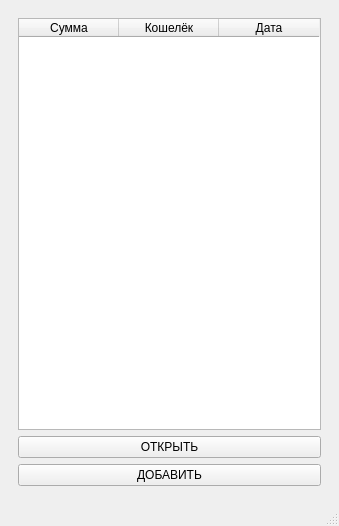
Old version of the form mainwindow.ui in the repository KirillBad/221_329_Badenov.
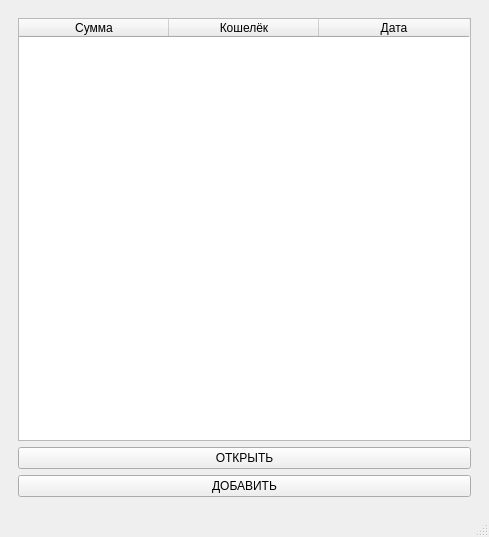
New version of the form. The open tabs and pages were chosen to show the change.

Diff of the .ui file:
```diff
--- a/mainwindow.ui
+++ b/mainwindow.ui
@@ -6,8 +6,8 @@
    <rect>
     <x>0</x>
     <y>0</y>
-    <width>339</width>
-    <height>526</height>
+    <width>489</width>
+    <height>537</height>
    </rect>
   </property>
   <property name="windowTitle">
@@ -98,7 +98,21 @@
         <bool>false</bool>
        </property>
        <layout class="QGridLayout" name="gridLayout_3">
-        <item row="0" column="0">
+        <item row="3" column="0">
+         <widget class="QPushButton" name="addButton">
+          <property name="text">
+           <string>ДОБАВИТЬ</string>
+          </property>
+         </widget>
+        </item>
+        <item row="2" column="0">
+         <widget class="QPushButton" name="openButton">
+          <property name="text">
+           <string>ОТКРЫТЬ</string>
+          </property>
+         </widget>
+        </item>
+        <item row="1" column="0">
          <widget class="QTableWidget" name="tableWidget">
           <property name="minimumSize">
            <size>
@@ -106,6 +120,12 @@
             <height>0</height>
            </size>
           </property>
+          <property name="maximumSize">
+           <size>
+            <width>576</width>
+            <height>16777215</height>
+           </size>
+          </property>
           <property name="autoFillBackground">
            <bool>false</bool>
           </property>
@@ -121,9 +141,30 @@
           <property name="columnCount">
            <number>3</number>
           </property>
+          <attribute name="horizontalHeaderVisible">
+           <bool>true</bool>
+          </attribute>
           <attribute name="horizontalHeaderCascadingSectionResizes">
            <bool>false</bool>
           </attribute>
+          <attribute name="horizontalHeaderMinimumSectionSize">
+           <number>35</number>
+          </attribute>
+          <attribute name="horizontalHeaderDefaultSectionSize">
+           <number>150</number>
+          </attribute>
+          <attribute name="horizontalHeaderHighlightSections">
+           <bool>true</bool>
+          </attribute>
+          <attribute name="horizontalHeaderShowSortIndicator" stdset="0">
+           <bool>false</bool>
+          </attribute>
+          <attribute name="horizontalHeaderStretchLastSection">
+           <bool>false</bool>
+          </attribute>
+          <attribute name="verticalHeaderVisible">
+           <bool>true</bool>
+          </attribute>
           <attribute name="verticalHeaderCascadingSectionResizes">
            <bool>false</bool>
           </attribute>
@@ -144,20 +185,6 @@
           </column>
          </widget>
         </item>
-        <item row="1" column="0">
-         <widget class="QPushButton" name="openButton">
-          <property name="text">
-           <string>ОТКРЫТЬ</string>
-          </property>
-         </widget>
-        </item>
-        <item row="2" column="0">
-         <widget class="QPushButton" name="addButton">
-          <property name="text">
-           <string>ДОБАВИТЬ</string>
-          </property>
-         </widget>
-        </item>
        </layout>
       </widget>
       <widget class="QWidget" name="page">
```
Left out of the diff: 17 changed lines with no effect on the pictures.
